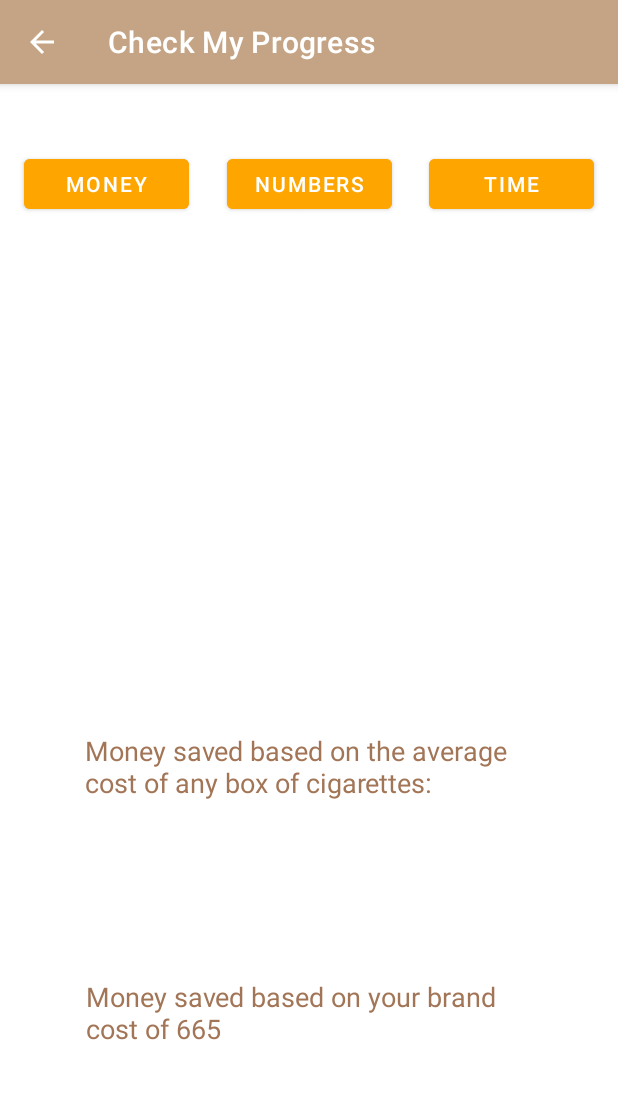
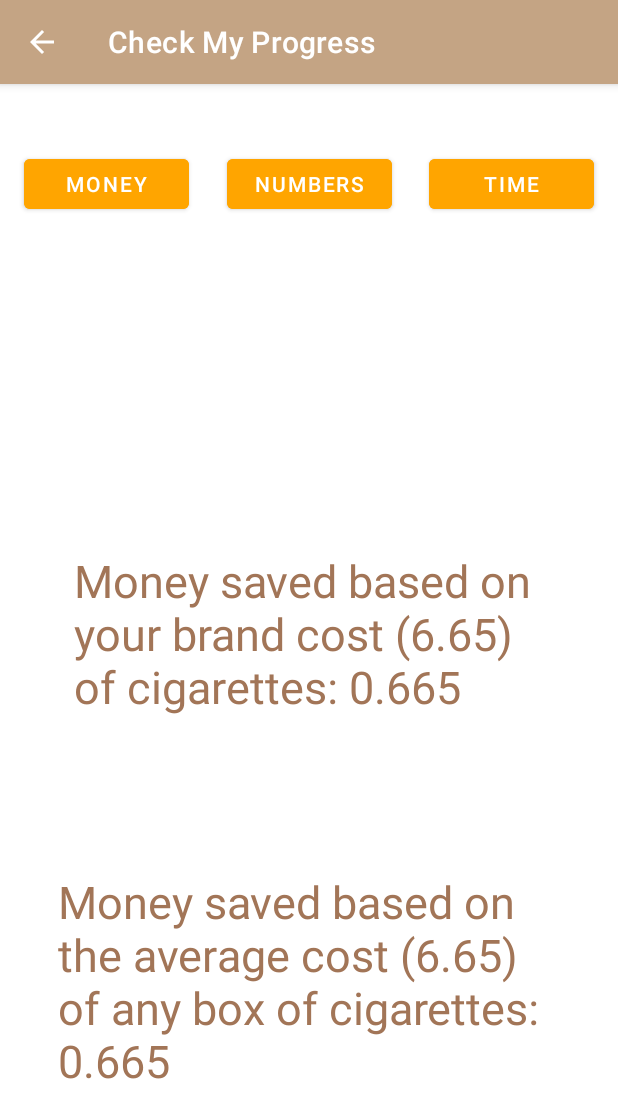
Before and after one commit to BenPare/Nicotine-Knock-App, an Android app: the fragment NumericFragment placed in its activity, after a tap on "MONEY", on a phone screen of 412 x 824 dp. Shown: the top 1118 px of the screen. Run offline under Robolectric (Android 15) with nearby library versions, the phone set to English and light mode, and no system bars.

Commit message:
added a shared preference for not smoking cigarettes count, more information displayed in analytic fragment, money fragment data added to share button

```diff
--- a/app/src/main/java/fsu/csc3560/bp/nicotineknock/MoneyFragment.java
+++ b/app/src/main/java/fsu/csc3560/bp/nicotineknock/MoneyFragment.java
@@ -13,6 +13,8 @@ import androidx.fragment.app.Fragment;
 
 import java.io.File;
 import java.io.FileNotFoundException;
+import java.math.BigDecimal;
+import java.math.MathContext;
 import java.util.Scanner;
 
 public class MoneyFragment extends Fragment {
@@ -24,10 +26,28 @@ public class MoneyFragment extends Fragment {
         View returnView = inflater.inflate(R.layout.moneyfragment, container, false);
 
         SharedPreferences sharedPref = PreferenceManager.getDefaultSharedPreferences(getActivity().getBaseContext());
-        int defValue = 665;
-        int price = sharedPref.getInt(getString(R.string.saved_pack_cost), defValue);
+        double defDouble = 6.65;
+        int defCount = 0;
+        String defValue = "6.65";
+        String price = sharedPref.getString(getString(R.string.saved_pack_cost), defValue);
+        int noCount = sharedPref.getInt(getString(R.string.negative_count), defCount);
+        //I'm sure this math can be optimized somehow
+        double one = Double.parseDouble(price)/20;
+        double saved = one*noCount;
+        BigDecimal bd = new BigDecimal(saved);
+        bd = bd.round(new MathContext(3));
+        double rounded = bd.doubleValue();
 
         TextView custom = (TextView) returnView.findViewById(R.id.customMoneyText);
-        custom.setText("Money saved based on your brand cost of " + Integer.toString(price));
+        custom.setText("Money saved based on your brand cost (" + price + ") of cigarettes: " + rounded);
+
+        double defSaved = (defDouble/20)*noCount;
+        BigDecimal bDef = new BigDecimal(defSaved);
+        bDef = bDef.round(new MathContext(3));
+        double roundDef = bDef.doubleValue();
+
+        TextView defaultText = (TextView) returnView.findViewById(R.id.defaultMoneyText);
+        defaultText.setText("Money saved based on the average cost (" + defDouble +  ") of any box of cigarettes: " + roundDef);
+
         return returnView;
     }}
--- a/app/src/main/java/fsu/csc3560/bp/nicotineknock/NumericFragment.java
+++ b/app/src/main/java/fsu/csc3560/bp/nicotineknock/NumericFragment.java
@@ -1,15 +1,32 @@
 package fsu.csc3560.bp.nicotineknock;
 
+import android.content.SharedPreferences;
 import android.os.Bundle;
+import android.preference.PreferenceManager;
 import android.view.LayoutInflater;
 import android.view.View;
 import android.view.ViewGroup;
+import android.widget.TextView;
 
 import androidx.fragment.app.Fragment;
+
+import java.math.BigDecimal;
+import java.math.MathContext;
 
 public class NumericFragment extends Fragment {
     @Override
     public View onCreateView(LayoutInflater inflater, ViewGroup container, Bundle
             savedInstanceState) {
-        return inflater.inflate(R.layout.numericfragment, container, false);
+
+        View returnView = inflater.inflate(R.layout.numericfragment, container, false);
+
+        SharedPreferences sharedPref = PreferenceManager.getDefaultSharedPreferences(getActivity().getBaseContext());
+        int defCount = 0;
+        int noCount = sharedPref.getInt(getString(R.string.negative_count), defCount);
+        //I'm sure this math can be optimized somehow
+
+        TextView custom = (TextView) returnView.findViewById(R.id.noCountText);
+        custom.setText("Number of cigarettes not smoked: " + noCount);
+
+        return returnView;
     }}
--- a/app/src/main/res/layout/activity_get_started.xml
+++ b/app/src/main/res/layout/activity_get_started.xml
@@ -22,7 +22,7 @@
         app:layout_constraintTop_toBottomOf="@+id/checkBox" />
 
     <Button
-        android:id="@+id/button7"
+        android:id="@+id/noButton"
         android:layout_width="320dp"
         android:layout_height="96dp"
         android:layout_marginTop="59dp"
@@ -62,7 +62,7 @@
         app:layout_constraintBottom_toBottomOf="parent"
         app:layout_constraintEnd_toEndOf="parent"
         app:layout_constraintStart_toStartOf="parent"
-        app:layout_constraintTop_toBottomOf="@+id/button7" />
+        app:layout_constraintTop_toBottomOf="@+id/noButton" />
 
     <TextView
         android:id="@+id/textView2"
--- a/app/src/main/res/layout/customalert.xml
+++ b/app/src/main/res/layout/customalert.xml
@@ -17,7 +17,7 @@
             android:layout_height="64dp"
             android:background="#FFFFBB33"
             android:scaleType="center"
-            android:text="@string/app_name"
+            android:text="@string/decimal_title"
             android:textAlignment="center"
             android:textSize="30sp" />
 
--- a/app/src/main/res/layout/moneyfragment.xml
+++ b/app/src/main/res/layout/moneyfragment.xml
@@ -8,30 +8,31 @@
     android:orientation="vertical">
 
     <TextView
-        android:id="@+id/moneytext"
-        android:layout_width="298dp"
-        android:layout_height="88dp"
+        android:id="@+id/defaultMoneyText"
+        android:layout_width="334dp"
+        android:layout_height="177dp"
         android:layout_gravity="center_horizontal"
-        android:layout_marginBottom="248dp"
         android:text="Money saved based on the average cost of any box of cigarettes:"
         android:textColor="#A27557"
-        android:textSize="18sp"
+        android:textSize="30sp"
         app:layout_constraintBottom_toBottomOf="parent"
         app:layout_constraintEnd_toEndOf="parent"
         app:layout_constraintHorizontal_bias="0.495"
-        app:layout_constraintStart_toStartOf="parent" />
+        app:layout_constraintStart_toStartOf="parent"
+        app:layout_constraintTop_toBottomOf="@+id/customMoneyText" />
 
     <TextView
         android:id="@+id/customMoneyText"
-        android:layout_width="298dp"
-        android:layout_height="88dp"
-        android:layout_marginTop="76dp"
+        android:layout_width="312dp"
+        android:layout_height="147dp"
         android:text="Money saved based on custom specified brand of cigarette:"
         android:textColor="#A27557"
-        android:textSize="18sp"
+        android:textSize="30sp"
+        app:layout_constraintBottom_toBottomOf="parent"
         app:layout_constraintEnd_toEndOf="parent"
+        app:layout_constraintHorizontal_bias="0.495"
         app:layout_constraintStart_toStartOf="parent"
-        app:layout_constraintTop_toBottomOf="@+id/moneytext" />
+        app:layout_constraintTop_toTopOf="parent" />
 
     <!--multiplies the count by the cost per cigarette which is obtained from which brand the user picks in options-->
 
--- a/app/src/main/res/layout/timefragment.xml
+++ b/app/src/main/res/layout/timefragment.xml
@@ -7,7 +7,7 @@
     android:orientation="vertical">
 
     <TextView
-        android:id="@+id/numbertext"
+        android:id="@+id/noCountText"
         android:layout_width="298dp"
         android:layout_height="88dp"
         android:layout_gravity="center_horizontal"
--- a/app/src/main/res/values/strings.xml
+++ b/app/src/main/res/values/strings.xml
@@ -3,6 +3,8 @@
     <string name="cost_hint">Enter Cost Per Pack</string>
     <string name="saved_pack_cost">Saved cost per pack</string>
     <string name="settings_file">settings.txt</string>
+    <string name="decimal_title">Ignore Decimal</string>
+    <string name="negative_count">This is the count for cigarettes not smoked</string>
 
     <!--these quotes should be about addiction or overcoming obstacles-->
 
```
Also changed, not shown: app/src/main/java/fsu/csc3560/bp/nicotineknock/GetStartedActivity.java (+14 -0 lines), app/src/main/java/fsu/csc3560/bp/nicotineknock/MainActivity.java (+19 -1 lines), app/src/main/java/fsu/csc3560/bp/nicotineknock/OptionsActivity.java (+1 -7 lines), app/src/main/java/fsu/csc3560/bp/nicotineknock/setCostBox.java (+3 -22 lines), app/src/main/res/layout/numericfragment.xml (+18 -4 lines).
